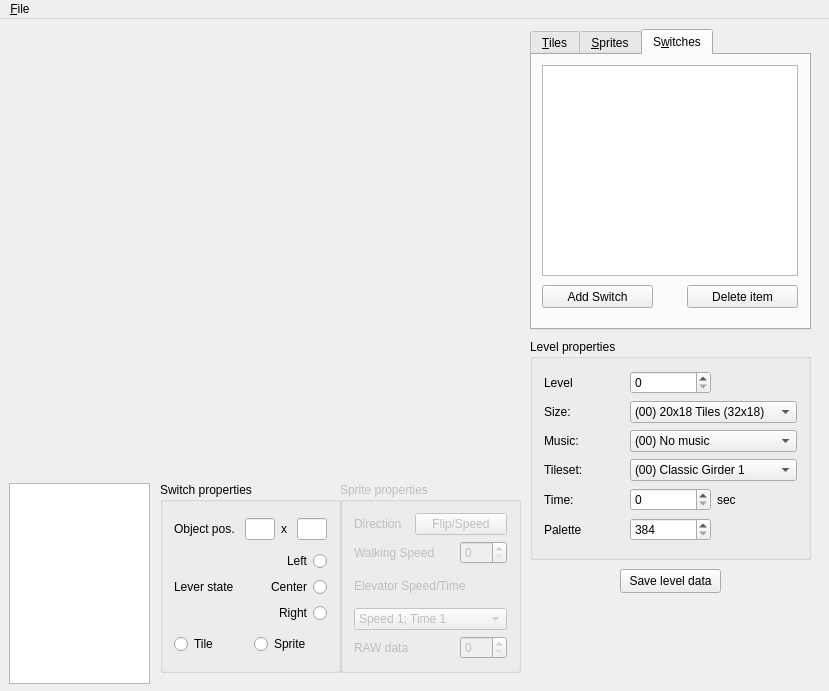
bailli/eDKit, file MainWindow.ui: the form before one commit.
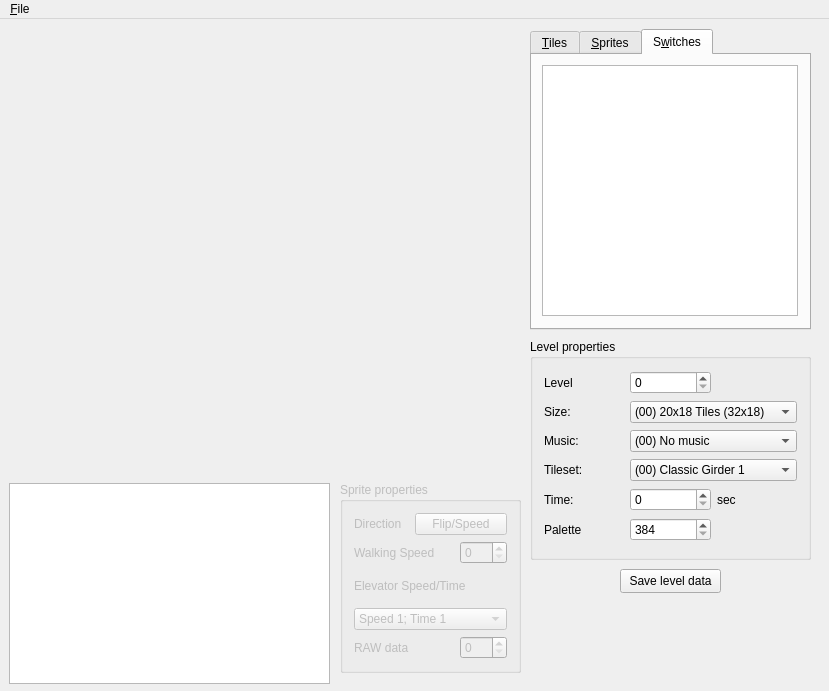
The form after the commit. Custom widgets are drawn as their Qt base class.

Commit message: full support for switch editing

Diff of the .ui file:
```diff
--- a/MainWindow.ui
+++ b/MainWindow.ui
@@ -29,7 +29,7 @@
      <rect>
       <x>9</x>
       <y>464</y>
-      <width>141</width>
+      <width>321</width>
       <height>201</height>
      </rect>
     </property>
@@ -149,7 +149,7 @@
         <x>10</x>
         <y>10</y>
         <width>256</width>
-        <height>211</height>
+        <height>251</height>
        </rect>
       </property>
       <property name="contextMenuPolicy">
@@ -167,32 +167,6 @@
        </property>
       </column>
      </widget>
-     <widget class="QPushButton" name="btnAddSwitch">
-      <property name="geometry">
-       <rect>
-        <x>10</x>
-        <y>230</y>
-        <width>111</width>
-        <height>23</height>
-       </rect>
-      </property>
-      <property name="text">
-       <string>Add Switch</string>
-      </property>
-     </widget>
-     <widget class="QPushButton" name="btnDelItem">
-      <property name="geometry">
-       <rect>
-        <x>155</x>
-        <y>230</y>
-        <width>111</width>
-        <height>23</height>
-       </rect>
-      </property>
-      <property name="text">
-       <string>Delete item</string>
-      </property>
-     </widget>
     </widget>
    </widget>
    <widget class="QGroupBox" name="groupBox">
@@ -836,173 +810,6 @@
      </item>
     </layout>
    </widget>
-   <widget class="QGroupBox" name="grpSwitch">
-    <property name="enabled">
-     <bool>true</bool>
-    </property>
-    <property name="geometry">
-     <rect>
-      <x>160</x>
-      <y>463</y>
-      <width>181</width>
-      <height>191</height>
-     </rect>
-    </property>
-    <property name="title">
-     <string>Switch properties</string>
-    </property>
-    <layout class="QVBoxLayout" name="verticalLayout_2">
-     <item>
-      <layout class="QHBoxLayout" name="horizontalLayout">
-       <item>
-        <widget class="QLabel" name="label_8">
-         <property name="text">
-          <string>Object pos.</string>
-         </property>
-        </widget>
-       </item>
-       <item>
-        <widget class="QLineEdit" name="edtSwitchX">
-         <property name="enabled">
-          <bool>true</bool>
-         </property>
-         <property name="maximumSize">
-          <size>
-           <width>30</width>
-           <height>16777215</height>
-          </size>
-         </property>
-         <property name="maxLength">
-          <number>2</number>
-         </property>
-        </widget>
-       </item>
-       <item>
-        <widget class="QLabel" name="label_12">
-         <property name="maximumSize">
-          <size>
-           <width>10</width>
-           <height>16777215</height>
-          </size>
-         </property>
-         <property name="text">
-          <string>x</string>
-         </property>
-        </widget>
-       </item>
-       <item>
-        <widget class="QLineEdit" name="edtSwitchY">
-         <property name="enabled">
-          <bool>true</bool>
-         </property>
-         <property name="maximumSize">
-          <size>
-           <width>30</width>
-           <height>16777215</height>
-          </size>
-         </property>
-         <property name="maxLength">
-          <number>2</number>
-         </property>
-        </widget>
-       </item>
-      </layout>
-     </item>
-     <item>
-      <layout class="QHBoxLayout" name="horizontalLayout_2">
-       <item>
-        <widget class="QLabel" name="label_13">
-         <property name="text">
-          <string>Lever state</string>
-         </property>
-        </widget>
-       </item>
-       <item>
-        <layout class="QVBoxLayout" name="verticalLayout">
-         <item>
-          <widget class="QRadioButton" name="rbtSwitchLeft">
-           <property name="enabled">
-            <bool>true</bool>
-           </property>
-           <property name="layoutDirection">
-            <enum>Qt::RightToLeft</enum>
-           </property>
-           <property name="text">
-            <string>Left</string>
-           </property>
-           <attribute name="buttonGroup">
-            <string notr="true">bgrLeverPos</string>
-           </attribute>
-          </widget>
-         </item>
-         <item>
-          <widget class="QRadioButton" name="rbtSwitchCenter">
-           <property name="enabled">
-            <bool>true</bool>
-           </property>
-           <property name="layoutDirection">
-            <enum>Qt::RightToLeft</enum>
-           </property>
-           <property name="text">
-            <string>Center</string>
-           </property>
-           <attribute name="buttonGroup">
-            <string notr="true">bgrLeverPos</string>
-           </attribute>
-          </widget>
-         </item>
-         <item>
-          <widget class="QRadioButton" name="rbtSwitchRight">
-           <property name="enabled">
-            <bool>true</bool>
-           </property>
-           <property name="layoutDirection">
-            <enum>Qt::RightToLeft</enum>
-           </property>
-           <property name="text">
-            <string>Right</string>
-           </property>
-           <attribute name="buttonGroup">
-            <string notr="true">bgrLeverPos</string>
-           </attribute>
-          </widget>
-         </item>
-        </layout>
-       </item>
-      </layout>
-     </item>
-     <item>
-      <layout class="QHBoxLayout" name="horizontalLayout_3">
-       <item>
-        <widget class="QRadioButton" name="rbtSwitchTile">
-         <property name="enabled">
-          <bool>true</bool>
-         </property>
-         <property name="text">
-          <string>Tile</string>
-         </property>
-         <attribute name="buttonGroup">
-          <string notr="true">bgrObjectType</string>
-         </attribute>
-        </widget>
-       </item>
-       <item>
-        <widget class="QRadioButton" name="rbtSwitchSprite">
-         <property name="enabled">
-          <bool>true</bool>
-         </property>
-         <property name="text">
-          <string>Sprite</string>
-         </property>
-         <attribute name="buttonGroup">
-          <string notr="true">bgrObjectType</string>
-         </attribute>
-        </widget>
-       </item>
-      </layout>
-     </item>
-    </layout>
-   </widget>
   </widget>
   <widget class="QMenuBar" name="menuBar">
    <property name="geometry">
```
Left out of the diff: 3 changed lines with no effect on the pictures. The commit also changes 6 other files.
